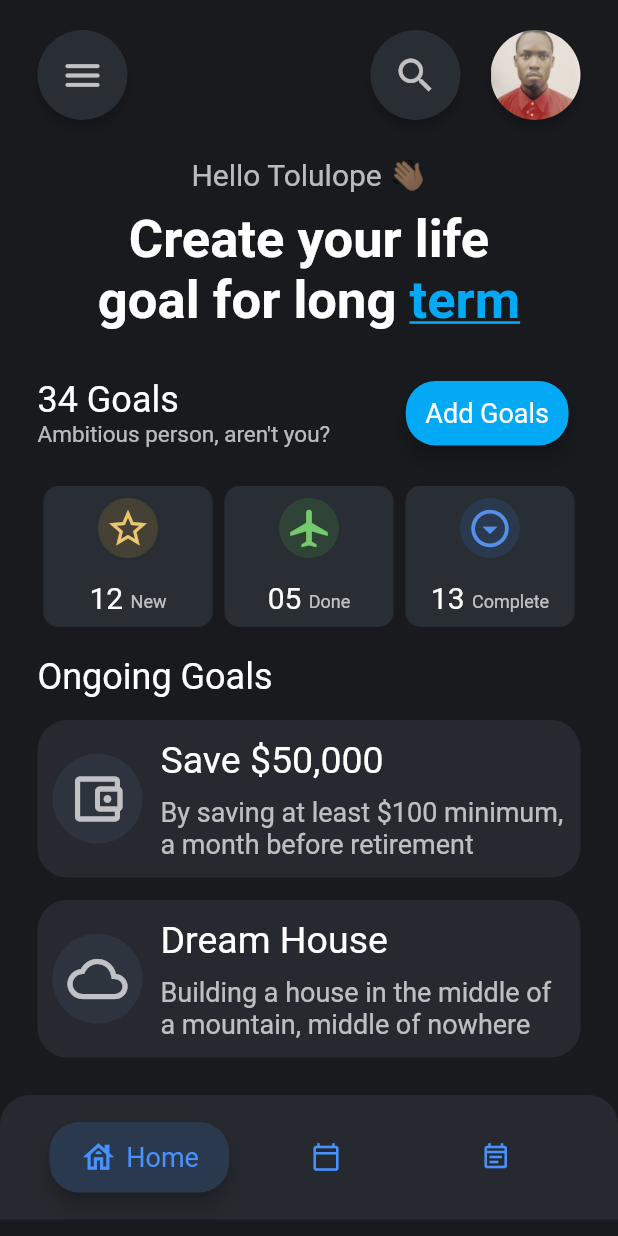
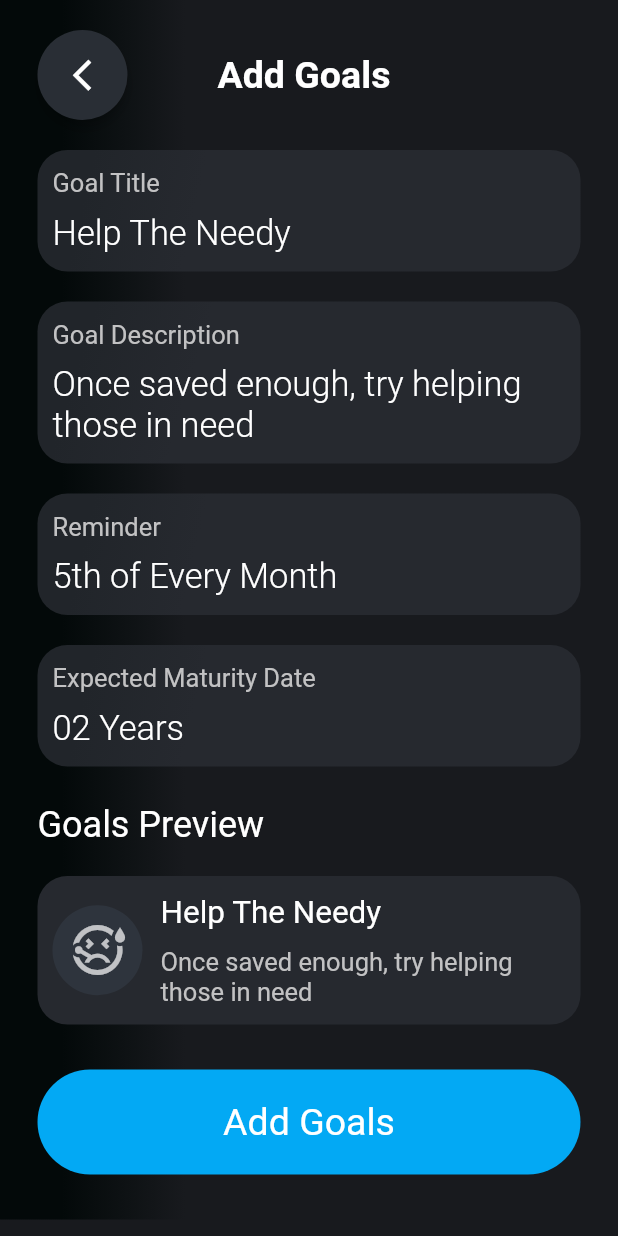
Before and after one commit to oltoch/interface_app, a Flutter app: the screen it shows after launch, after a tap on "Add Goals", on a phone screen of 412 x 824 dp. Run offline on Flutter 3.47's test engine with Material 2 defaults, Android fonts, the phone set to English and light mode, and no system bars.

Commit message:
Second Screen designed

```diff
--- a/lib/Screens/screen_one.dart
+++ b/lib/Screens/screen_one.dart
@@ -2,6 +2,7 @@ import 'dart:ui';
 
 import 'package:flutter/cupertino.dart';
 import 'package:flutter/material.dart';
+import 'package:interface_app/Screens/screen_two.dart';
 import 'package:interface_app/Widgets/reusable_cards.dart';
 import 'package:interface_app/Widgets/round_icon_button.dart';
 
@@ -75,7 +76,6 @@ class ScreenOne extends StatelessWidget {
                     "Create your life",
                     style: TextStyle(
                       fontSize: 35,
-                      color: Colors.white,
                       fontWeight: FontWeight.bold,
                     ),
                   )),
@@ -86,9 +86,7 @@ class ScreenOne extends StatelessWidget {
                           TextSpan(
                             text: 'goal for long ',
                             style: TextStyle(
-                                fontSize: 35,
-                                color: Colors.white,
-                                fontWeight: FontWeight.bold),
+                                fontSize: 35, fontWeight: FontWeight.bold),
                           ),
                           TextSpan(
                             text: 'term',
@@ -114,7 +112,6 @@ class ScreenOne extends StatelessWidget {
                           Text(
                             '34 Goals',
                             style: (TextStyle(
-                              color: Colors.white,
                               fontSize: 24,
                             )),
                           ),
@@ -127,7 +124,10 @@ class ScreenOne extends StatelessWidget {
                       ),
                       TextButtonCard(
                         onPress: () {
-                          print('Add goal button was pressed');
+                          Navigator.push(
+                              context,
+                              MaterialPageRoute(
+                                  builder: (context) => ScreenTwo()));
                         },
                         text: 'Add Goals',
                         textColor: Colors.white,
@@ -174,12 +174,12 @@ class ScreenOne extends StatelessWidget {
                   Text(
                     "Ongoing Goals",
                     textAlign: TextAlign.start,
-                    style: TextStyle(color: Colors.white, fontSize: 24),
+                    style: TextStyle(fontSize: 24),
                   ),
                   SizedBox(
                     height: 15,
                   ),
-                  BigCard(
+                  BigCardWithIcon(
                       iconData: Icons.account_balance_wallet_outlined,
                       textTitle: 'Save \$50,000',
                       textDetails:
@@ -187,7 +187,7 @@ class ScreenOne extends StatelessWidget {
                   SizedBox(
                     height: 15,
                   ),
-                  BigCard(
+                  BigCardWithIcon(
                       iconData: Icons.wb_cloudy_outlined,
                       textTitle: 'Dream House',
                       textDetails:
--- /dev/null
+++ b/lib/Screens/screen_two.dart
@@ -0,0 +1,105 @@
+import 'package:flutter/material.dart';
+import 'package:interface_app/Widgets/reusable_cards.dart';
+import 'package:interface_app/Widgets/round_icon_button.dart';
+
+class ScreenTwo extends StatelessWidget {
+  @override
+  Widget build(BuildContext context) {
+    return SafeArea(
+      child: Scaffold(
+        body: ListView(
+          children: [
+            Container(
+              decoration: BoxDecoration(
+                gradient: LinearGradient(
+                  begin: Alignment.bottomLeft,
+                  end: Alignment.bottomRight,
+                  colors: [Color(0xff030909), Color(0xff181A1E)],
+                  stops: [0.1, 0.3],
+                ),
+              ),
+              padding: EdgeInsets.only(left: 25.0, top: 20.0, right: 25.0),
+              child: Column(
+                crossAxisAlignment: CrossAxisAlignment.stretch,
+                children: [
+                  Row(
+                    mainAxisAlignment: MainAxisAlignment.start,
+                    children: [
+                      RoundIconButton(
+                        onPress: () {
+                          Navigator.pop(context);
+                        },
+                        child: Icon(
+                          Icons.arrow_back_ios_sharp,
+                          size: 25,
+                          color: Colors.white,
+                        ),
+                      ),
+                      SizedBox(
+                        width: 60,
+                      ),
+                      Text(
+                        'Add Goals',
+                        style: TextStyle(
+                            fontSize: 25, fontWeight: FontWeight.w600),
+                      )
+                    ],
+                  ),
+                  SizedBox(
+                    height: 20,
+                  ),
+                  BigCardWithoutIcon(
+                      textTitle: 'Goal Title', textDetails: 'Help The Needy'),
+                  SizedBox(
+                    height: 20,
+                  ),
+                  BigCardWithoutIcon(
+                      textTitle: 'Goal Description',
+                      textDetails:
+                          'Once saved enough, try helping those in need'),
+                  SizedBox(
+                    height: 20,
+                  ),
+                  BigCardWithoutIcon(
+                      textTitle: 'Reminder', textDetails: '5th of Every Month'),
+                  SizedBox(
+                    height: 20,
+                  ),
+                  BigCardWithoutIcon(
+                      textTitle: 'Expected Maturity Date',
+                      textDetails: '02 Years'),
+                  SizedBox(
+                    height: 25,
+                  ),
+                  Text(
+                    'Goals Preview',
+                    style: TextStyle(fontSize: 24),
+                  ),
+                  SizedBox(
+                    height: 20,
+                  ),
+                  BigCardWithIcon(
+                      iconData: Icons.sick_outlined,
+                      textTitle: 'Help The Needy',
+                      textDetails:
+                          "Once saved enough, try helping those in need"),
+                  SizedBox(
+                    height: 30,
+                  ),
+                  BottomButton(
+                      onPress: () {
+                        Navigator.pop(context);
+                      },
+                      title: 'Add Goals'),
+                  SizedBox(
+                    height: 30,
+                  ),
+                ],
+              ),
+            ),
+          ],
+        ),
+      ),
+    );
+  }
+}
--- a/lib/Widgets/reusable_cards.dart
+++ b/lib/Widgets/reusable_cards.dart
@@ -1,4 +1,5 @@
 import 'package:flutter/material.dart';
+import 'package:interface_app/constants.dart';
 
 class ReusableCard extends StatelessWidget {
   final Color colour;
@@ -61,11 +62,11 @@ class ReusableCard extends StatelessWidget {
   }
 }
 
-class BigCard extends StatelessWidget {
+class BigCardWithIcon extends StatelessWidget {
   final IconData iconData;
   final String textTitle, textDetails;
 
-  BigCard(
+  BigCardWithIcon(
       {required this.iconData,
       required this.textTitle,
       required this.textDetails});
@@ -100,17 +101,14 @@ class BigCard extends StatelessWidget {
               children: [
                 Text(
                   textTitle,
-                  style: TextStyle(fontSize: 25, color: Colors.white),
+                  style: kCardBigTextStyle,
                 ),
                 SizedBox(
                   height: 10,
                 ),
                 Text(
                   textDetails,
-                  style: TextStyle(
-                    fontSize: 18,
-                    color: Colors.white70,
-                  ),
+                  style: kCardSmallTextStyle,
                 ),
               ],
             ),
@@ -183,3 +181,75 @@ class TextButtonCard extends StatelessWidget {
     );
   }
 }
+
+class BigCardWithoutIcon extends StatelessWidget {
+  final String textTitle, textDetails;
+
+  BigCardWithoutIcon({required this.textTitle, required this.textDetails});
+
+  @override
+  Widget build(BuildContext context) {
+    return Container(
+      padding: EdgeInsets.symmetric(vertical: 12, horizontal: 10),
+      decoration: BoxDecoration(
+        gradient: LinearGradient(
+          begin: Alignment.topLeft,
+          end: Alignment.bottomRight,
+          colors: [Color(0xff21252A), Color(0xff26292F)],
+          stops: [0.1, 0.3],
+        ),
+        // color: Color(0xff26292F),
+        borderRadius: BorderRadius.all(
+          Radius.circular(20),
+        ),
+      ),
+      child: Column(
+        crossAxisAlignment: CrossAxisAlignment.start,
+        children: [
+          Text(
+            textTitle,
+            style: kCardSmallTextStyle,
+          ),
+          SizedBox(
+            height: 10,
+          ),
+          Text(
+            textDetails,
+            style: kCardBigTextStyle.copyWith(
+                fontWeight: FontWeight.w300, fontSize: 23),
+          ),
+        ],
+      ),
+    );
+  }
+}
+
+class BottomButton extends StatelessWidget {
+  final Function onPress;
+  final String title;
+
+  BottomButton({required this.onPress, required this.title});
+  @override
+  Widget build(BuildContext context) {
+    return GestureDetector(
+      onTap: () => onPress(),
+      child: Container(
+        decoration: BoxDecoration(
+            borderRadius: BorderRadius.all(
+              Radius.circular(40),
+            ),
+            color: Colors.lightBlue),
+        height: 70.0,
+        width: double.infinity,
+        //margin: EdgeInsets.only(top: 10.0),
+        //padding: EdgeInsets.only(bottom: 10),
+        child: Center(
+          child: Text(
+            title,
+            style: TextStyle(fontSize: 25, fontWeight: FontWeight.w400),
+          ),
+        ),
+      ),
+    );
+  }
+}
--- /dev/null
+++ b/lib/constants.dart
@@ -0,0 +1,9 @@
+import 'package:flutter/cupertino.dart';
+
+const kCardBigTextStyle = TextStyle(
+  fontSize: 21,
+);
+const kCardSmallTextStyle = TextStyle(
+  fontSize: 17,
+  color: Color(0xFFc2c2c3),
+);
```
